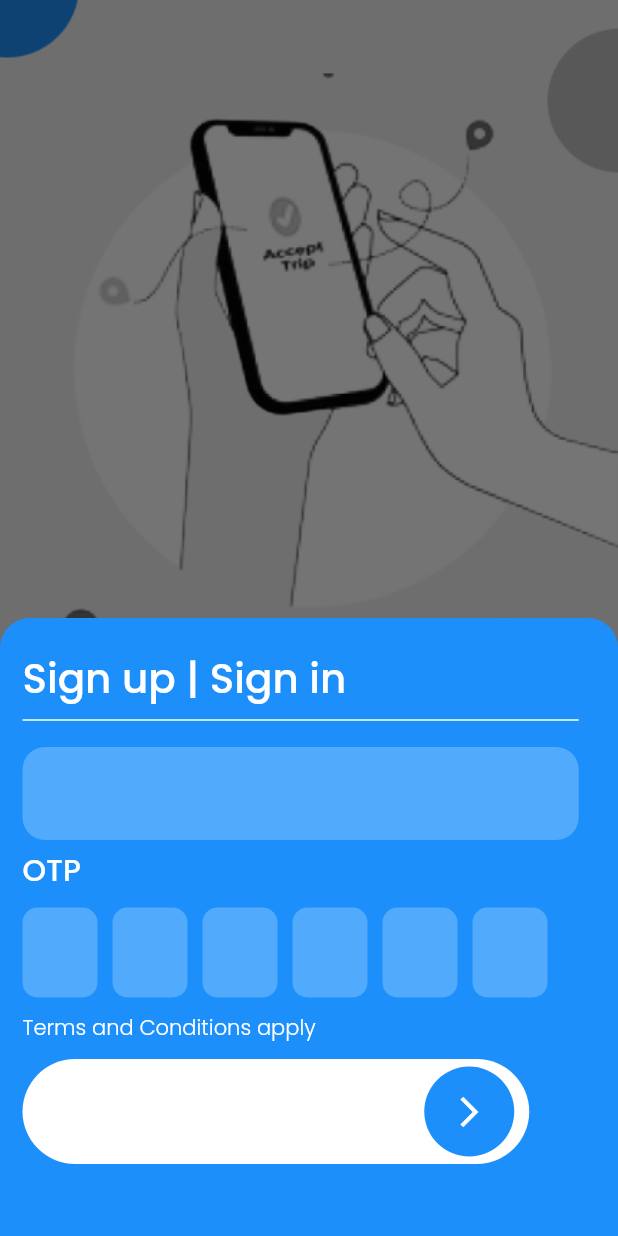
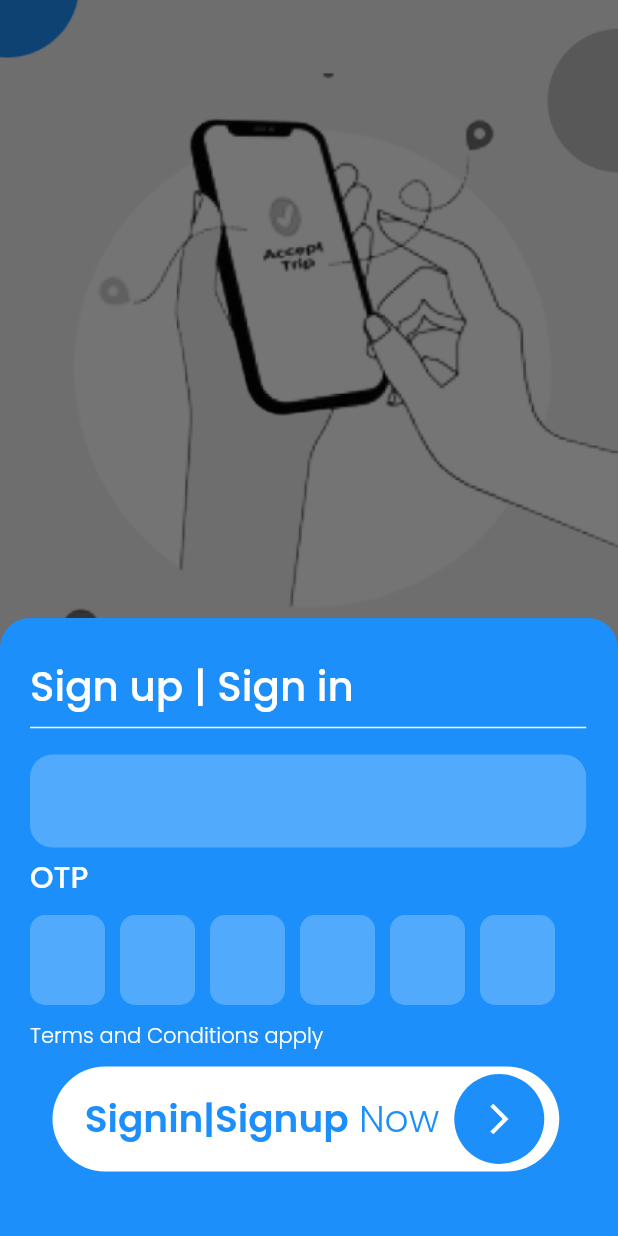
Before and after one commit to abulmarch/need_in_choice, a Flutter app: the screen it shows after launch, on a phone screen of 412 x 824 dp. Run offline on Flutter 3.47's test engine with Material 2 defaults, Android fonts, the phone set to English and light mode, and no system bars.

Commit message:
login page

```diff
--- a/lib/config/routes/page_routes.dart
+++ b/lib/config/routes/page_routes.dart
@@ -1,5 +1,6 @@
 import 'package:flutter/material.dart';
 import 'package:need_in_choice/config/routes/route_names.dart';
+import 'package:need_in_choice/views/pages/login/details_screen.dart';
 import 'package:need_in_choice/views/pages/login/splash_screen.dart';
 
 import '../../views/pages/login/signup_screen.dart';
@@ -18,6 +19,12 @@ class PageRoutes {
           settings: routeSettings,
           builder: (_) => const SignUpScreen(),
         );
+
+      case detailScreen:
+        return MaterialPageRoute(
+          settings: routeSettings,
+          builder: (_) => const DetailsScreen(),
+        );
       default:
         return MaterialPageRoute(
           settings: routeSettings,
--- a/lib/config/routes/route_names.dart
+++ b/lib/config/routes/route_names.dart
@@ -1,2 +1,3 @@
 const String splashScreen = '/splash-screen';
 const String signUpScreen = '/signup-screen';
+const String detailScreen = '/detail-screen';
--- a/lib/views/pages/login/signup_screen.dart
+++ b/lib/views/pages/login/signup_screen.dart
@@ -1,16 +1,33 @@
 import 'package:flutter/material.dart';
 import 'package:need_in_choice/utils/colors.dart';
-import 'package:need_in_choice/utils/constants.dart';
-import 'package:need_in_choice/views/pages/login/widgets/otp_input.dart';
-import 'package:need_in_choice/views/pages/login/widgets/start_button.dart';
+import 'package:need_in_choice/views/pages/login/widgets/signin_modelsheet.dart';
 
-class SignUpScreen extends StatelessWidget {
+class SignUpScreen extends StatefulWidget {
   const SignUpScreen({super.key});
 
   @override
+  State<SignUpScreen> createState() => _SignUpScreenState();
+}
+
+class _SignUpScreenState extends State<SignUpScreen> {
+    @override
+  void initState() {
+    super.initState();
+    WidgetsBinding.instance.addPostFrameCallback((_) => _openBottomModalSheet());
+  }
+  void _openBottomModalSheet() {
+    showModalBottomSheet(
+      context: context,
+      isDismissible: false,
+      backgroundColor: kPrimaryColor,
+      shape: const RoundedRectangleBorder(
+          borderRadius: BorderRadius.vertical(top: Radius.circular(20),),),
+      builder: (context) => SigninModalSheet(),
+    );
+  }
+  @override
   Widget build(BuildContext context) {
-    WidgetsBinding.instance
-        .addPostFrameCallback((_) => _openBottomSheet(context));
+
     final double screenHeight = MediaQuery.of(context).size.height;
     final double screenWidth = MediaQuery.of(context).size.width;
     return SafeArea(
@@ -25,99 +42,8 @@ class SignUpScreen extends StatelessWidget {
           ),
         ),
       ),
-    ));
+    ),);
   }
 
-  _openBottomSheet(BuildContext context) {
-    final double screenHeight = MediaQuery.of(context).size.height;
-    final double screenWidth = MediaQuery.of(context).size.width;
-    showModalBottomSheet(
-      isDismissible: false,
-      backgroundColor: kPrimaryColor,
-      shape: const RoundedRectangleBorder(
-          borderRadius: BorderRadius.vertical(top: Radius.circular(20))),
-      context: context,
-      builder: (BuildContext context) {
-        return SizedBox(
-          height: screenHeight * .5,
-          child: Padding(
-            padding: const EdgeInsets.all(15),
-            child: Column(
-              crossAxisAlignment: CrossAxisAlignment.start,
-              children: [
-                kHeight5,
-                Text(
-                  'Sign up | Sign in',
-                  style: Theme.of(context).textTheme.displayLarge,
-                ),
-                SizedBox(
-                  width: screenWidth * .9,
-                  child: const Divider(
-                    color: kWhiteColor,
-                    thickness: 1,
-                  ),
-                ),
-                kHeight10,
-                SizedBox(
-                  width: screenWidth * .9,
-                  child: TextFormField(
-                    decoration: InputDecoration(
-                      filled: true,
-                      fillColor: kWhiteColor.withOpacity(.24),
-                      border: OutlineInputBorder(
-                        borderRadius: BorderRadius.circular(15),
-                        borderSide: BorderSide.none,
-                      ),
-                    ),
-                  ),
-                ),
-                kHeight5,
-                Text(
-                  'OTP',
-                  style: Theme.of(context).textTheme.displaySmall,
-                ),
-                kHeight10,
-                Row(
-                  children: const [
-                    OtpInput(),
-                    kWidth10,
-                    OtpInput(),
-                    kWidth10,
-                    OtpInput(),
-                    kWidth10,
-                    OtpInput(),
-                    kWidth10,
-                    OtpInput(),
-                    kWidth10,
-                    OtpInput(),
-                  ],
-                ),
-                kHeight10,
-                Row(
-                  children: [
-                    Text(
-                      'Terms and Conditions apply',
-                      style: Theme.of(context)
-                          .textTheme
-                          .bodySmall!
-                          .copyWith(color: kWhiteColor),
-                    )
-                  ],
-                ),
-                kHeight10,
-                StartButton(
-                    screenWidth: screenWidth,
-                    ontap: () {},
-                    boldText: "Signin | Signup",
-                    lightText: 'Now',
-                    button: kWhiteColor,
-                    circle: kPrimaryColor,
-                    arrow: kWhiteColor,),
-              ],
-            ),
-          ),
-        );
-      },
-    );
-  }
+
 }
--- /dev/null
+++ b/lib/views/pages/login/widgets/signin_modelsheet.dart
@@ -0,0 +1,104 @@
+import 'package:flutter/material.dart';
+import 'package:need_in_choice/utils/colors.dart';
+import 'package:need_in_choice/utils/constants.dart';
+import 'package:need_in_choice/views/pages/login/widgets/start_button.dart';
+
+import 'otp_input.dart';
+
+class SigninModalSheet extends StatelessWidget {
+  final nameController = TextEditingController();
+  final addressController = TextEditingController();
+
+  SigninModalSheet({super.key});
+
+  @override
+  Widget build(BuildContext context) {
+      final double screenHeight = MediaQuery.of(context).size.height;
+    final double screenWidth = MediaQuery.of(context).size.width;
+    return SizedBox(
+      height: screenHeight * 0.5,
+      child: Padding(
+        padding: const EdgeInsets.all(20.0),
+        child:
+        Column(
+              crossAxisAlignment: CrossAxisAlignment.start,
+              children: [
+                kHeight5,
+                Text(
+                  'Sign up | Sign in',
+                  style: Theme.of(context).textTheme.displayLarge,
+                ),
+                SizedBox(
+                  width: screenWidth * .9,
+                  child: const Divider(
+                    color: kWhiteColor,
+                    thickness: 1,
+                  ),
+                ),
+                kHeight10,
+                SizedBox(
+                  width: screenWidth * .9,
+                  child: TextFormField(
+                    decoration: InputDecoration(
+                      filled: true,
+                      fillColor: kWhiteColor.withOpacity(.24),
+                      border: OutlineInputBorder(
+                        borderRadius: BorderRadius.circular(15),
+                        borderSide: BorderSide.none,
+                      ),
+                    ),
+                  ),
+                ),
+                kHeight5,
+                Text(
+                  'OTP',
+                  style: Theme.of(context).textTheme.displaySmall,
+                ),
+                kHeight10,
+                Row(
+                  children: const [
+                    OtpInput(),
+                    kWidth10,
+                    OtpInput(),
+                    kWidth10,
+                    OtpInput(),
+                    kWidth10,
+                    OtpInput(),
+                    kWidth10,
+                    OtpInput(),
+                    kWidth10,
+                    OtpInput(),
+                  ],
+                ),
+                kHeight10,
+                Row(
+                  children: [
+                    Text(
+                      'Terms and Conditions apply',
+                      style: Theme.of(context)
+                          .textTheme
+                          .bodySmall!
+                          .copyWith(color: kWhiteColor),
+                    )
+                  ],
+                ),
+                kHeight10,
+                Padding(
+                  padding: const EdgeInsets.only(left: 15.0),
+                  child: StartButton(
+                      screenWidth: screenWidth,
+                      ontap: () {},
+                      boldText: "Signin|Signup",
+                      lightText: ' Now',
+                      button: kWhiteColor,
+                      circle: kPrimaryColor,
+                      arrow: kWhiteColor,
+                      textcolor: kPrimaryColor,
+                      ),
+                ),
+              ],
+            ),
+      ),
+    );
+  }
+}
--- a/lib/views/pages/login/widgets/start_button.dart
+++ b/lib/views/pages/login/widgets/start_button.dart
@@ -1,4 +1,5 @@
 import 'package:flutter/material.dart';
+import 'package:need_in_choice/utils/colors.dart';
 
 import '../../../../utils/constants.dart';
 
@@ -12,6 +13,7 @@ class StartButton extends StatelessWidget {
     required this.button,
     required this.circle,
     required this.arrow,
+    this.textcolor = kWhiteColor,
   });
 
   final double screenWidth;
@@ -21,6 +23,7 @@ class StartButton extends StatelessWidget {
   final Color button;
   final Color circle;
   final Color arrow;
+  final Color? textcolor;
 
   @override
   Widget build(BuildContext context) {
@@ -39,14 +42,18 @@ class StartButton extends StatelessWidget {
             RichText(
               text: TextSpan(
                   text: boldText,
-                  style: Theme.of(context).textTheme.titleLarge,
+                  style: Theme.of(context)
+                      .textTheme
+                      .titleLarge!
+                      .copyWith(color: textcolor),
                   children: [
                     TextSpan(
-                        text: lightText,
-                        style: Theme.of(context)
-                            .textTheme
-                            .titleLarge!
-                            .copyWith(fontWeight: FontWeight.w300))
+                      text: lightText,
+                      style: Theme.of(context).textTheme.titleLarge!.copyWith(
+                            fontWeight: FontWeight.w300,
+                            color: textcolor,
+                          ),
+                    )
                   ]),
             ),
             kWidth10,
```
Also changed, not shown: lib/views/pages/login/details_screen.dart (+35 -3 lines), lib/views/pages/login/widgets/address_modelsheet.dart (added, +90 -0 lines).
